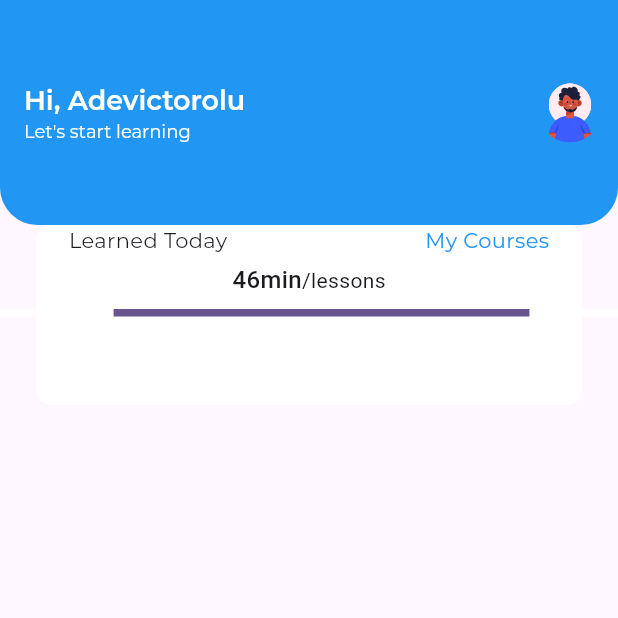
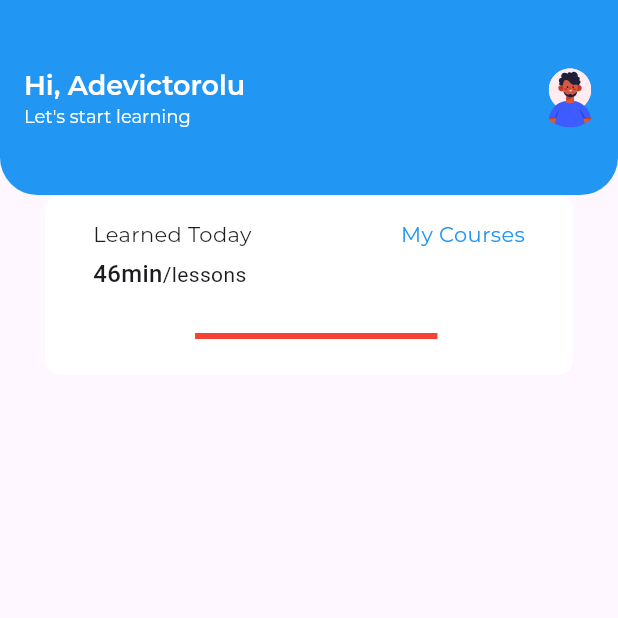
Before and after one commit to Adevictorolu/skill_harvest_project, a Flutter app: the screen it shows after launch, on a phone screen of 412 x 824 dp, the top half of it. Run offline on Flutter 3.47's test engine with Material 3 defaults, Android fonts, the light colour scheme and no system bars; our stand-ins replace animated_text_kit, flutter_svg, gap; project files that could hold a hidden picture were left out.

Commit message:
Added Now

```diff
--- a/lib/profilemain.dart
+++ b/lib/profilemain.dart
@@ -31,7 +31,7 @@ class _ProfilemainScreenState extends State<ProfilemainScreen> {
           ),
         ],
         backgroundColor: Colors.blue,
-        toolbarHeight: 150,
+        toolbarHeight: 130,
         title: Column(
           crossAxisAlignment: CrossAxisAlignment.start,
           children: [
@@ -55,13 +55,12 @@ class _ProfilemainScreenState extends State<ProfilemainScreen> {
           ],
         ),
       ),
-      body: Stack(
+      body: Padding(
+        padding: const EdgeInsets.only(left: 30.0, right: 30.0),
+        child: Stack(
           children: [
             Positioned(
-            child: Padding(
-              padding: const EdgeInsets.only(left: 24.0, right: 24.0),
               child: Container(
-                width: double.infinity,
                 height: 120,
                 decoration: BoxDecoration(
                   color: Colors.white,
@@ -69,15 +68,20 @@ class _ProfilemainScreenState extends State<ProfilemainScreen> {
                 ),
               ),
             ),
+            Positioned(
+              child: Padding(
+                padding: const EdgeInsets.only(
+                  top: 16.0,
+                  left: 32.0,
+                  right: 32.0,
                 ),
-          Positioned(
                 child: Column(
                   mainAxisAlignment: MainAxisAlignment.start,
-              crossAxisAlignment: CrossAxisAlignment.center,
+                  crossAxisAlignment: CrossAxisAlignment.start,
                   children: [
                     Row(
-                  mainAxisAlignment: MainAxisAlignment.spaceEvenly,
-                  crossAxisAlignment: CrossAxisAlignment.center,
+                      mainAxisAlignment: MainAxisAlignment.spaceBetween,
+                      crossAxisAlignment: CrossAxisAlignment.start,
                       children: [
                         Text(
                           'Learned Today',
@@ -86,7 +90,7 @@ class _ProfilemainScreenState extends State<ProfilemainScreen> {
                             fontWeight: FontWeight.w400,
                           ),
                         ),
-                    Gap(40),
+                        Gap(20),
                         Text(
                           'My Courses',
                           style: TextStyle(
@@ -118,17 +122,23 @@ class _ProfilemainScreenState extends State<ProfilemainScreen> {
                         ],
                       ),
                     ),
-                Gap(8),
-                LinearProgressIndicator(
-                  minHeight: 5,
+
+                    Gap(4),
+                    Padding(
+                      padding: const EdgeInsets.all(24.0),
+                      child: LinearProgressIndicator(
+                        minHeight: 4,
+                        color: Colors.red,
                         backgroundColor: Colors.white,
-                  stopIndicatorColor: Colors.orange,
-                  stopIndicatorRadius: 70,
+                        // stopIndicatorRadius: 70,
+                      ),
                     ),
                   ],
                 ),
               ),
+            ),
           ],
+        ),
       ),
     );
   }
```
Lines whose indentation alone changed are shown as unchanged.
